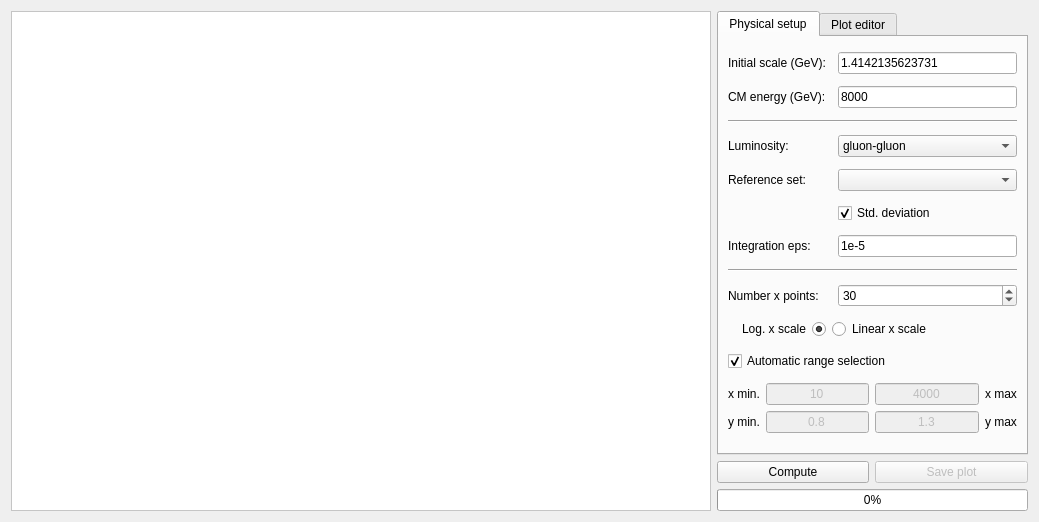
Above: apfelGUI/forms/plotlumi.ui from scarrazza/apfel before the change. Below: the same form after it.
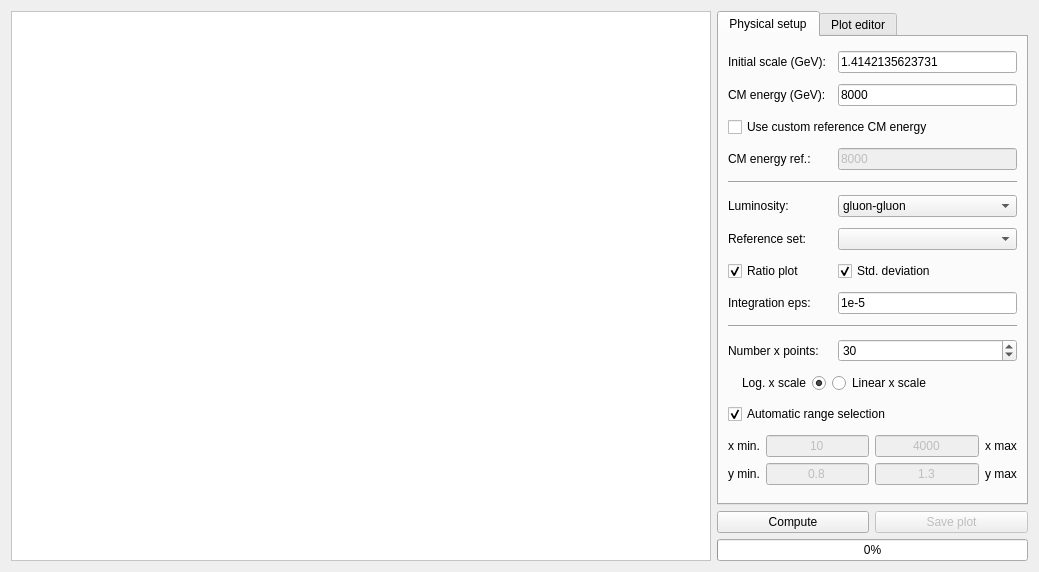
That is the form after the change. Icons and pictures are not drawn.

Commit message: updating luminosity plot

```diff
--- a/apfelGUI/forms/plotlumi.ui
+++ b/apfelGUI/forms/plotlumi.ui
@@ -7,7 +7,7 @@
     <x>0</x>
     <y>0</y>
     <width>1039</width>
-    <height>518</height>
+    <height>572</height>
    </rect>
   </property>
   <property name="windowTitle">
@@ -44,7 +44,7 @@
        <string>Physical setup</string>
       </attribute>
       <layout class="QGridLayout" name="gridLayout_3">
-       <item row="2" column="0" colspan="3">
+       <item row="4" column="0" colspan="3">
         <widget class="Line" name="line">
          <property name="orientation">
           <enum>Qt::Horizontal</enum>
@@ -58,7 +58,7 @@
          </property>
         </widget>
        </item>
-       <item row="3" column="2">
+       <item row="5" column="2">
         <widget class="QComboBox" name="PDFflavor">
          <property name="currentIndex">
           <number>0</number>
@@ -115,27 +115,41 @@
          </item>
         </widget>
        </item>
-       <item row="7" column="2">
+       <item row="9" column="2">
         <widget class="QLineEdit" name="integration">
          <property name="text">
           <string>1e-5</string>
          </property>
         </widget>
        </item>
-       <item row="8" column="0" colspan="3">
+       <item row="10" column="0" colspan="3">
         <widget class="Line" name="line_2">
          <property name="orientation">
           <enum>Qt::Horizontal</enum>
          </property>
         </widget>
        </item>
-       <item row="7" column="0">
+       <item row="5" column="0">
+        <widget class="QLabel" name="label_3">
+         <property name="text">
+          <string>Luminosity:</string>
+         </property>
+        </widget>
+       </item>
+       <item row="9" column="0">
         <widget class="QLabel" name="label_13">
          <property name="text">
           <string>Integration eps:</string>
          </property>
         </widget>
        </item>
+       <item row="6" column="0">
+        <widget class="QLabel" name="label_4">
+         <property name="text">
+          <string>Reference set:</string>
+         </property>
+        </widget>
+       </item>
        <item row="0" column="2">
         <widget class="QLineEdit" name="Qi">
          <property name="text">
@@ -143,21 +157,7 @@
          </property>
         </widget>
        </item>
-       <item row="3" column="0">
-        <widget class="QLabel" name="label_3">
-         <property name="text">
-          <string>Luminosity:</string>
-         </property>
-        </widget>
-       </item>
-       <item row="4" column="0">
-        <widget class="QLabel" name="label_4">
-         <property name="text">
-          <string>Reference set:</string>
-         </property>
-        </widget>
-       </item>
-       <item row="9" column="2">
+       <item row="11" column="2">
         <widget class="QSpinBox" name="xpoints">
          <property name="minimum">
           <number>1</number>
@@ -170,7 +170,14 @@
          </property>
         </widget>
        </item>
-       <item row="11" column="0" colspan="3">
+       <item row="11" column="0" colspan="2">
+        <widget class="QLabel" name="label_9">
+         <property name="text">
+          <string>Number x points:</string>
+         </property>
+        </widget>
+       </item>
+       <item row="13" column="0" colspan="3">
         <widget class="QCheckBox" name="automaticrange">
          <property name="layoutDirection">
           <enum>Qt::LeftToRight</enum>
@@ -183,7 +190,7 @@
          </property>
         </widget>
        </item>
-       <item row="12" column="0" colspan="3">
+       <item row="14" column="0" colspan="3">
         <layout class="QGridLayout" name="gridLayout_2">
          <item row="0" column="0">
           <widget class="QLabel" name="label_5">
@@ -267,23 +274,6 @@
          </item>
         </layout>
        </item>
-       <item row="9" column="0" colspan="2">
-        <widget class="QLabel" name="label_9">
-         <property name="text">
-          <string>Number x points:</string>
-         </property>
-        </widget>
-       </item>
-       <item row="6" column="2">
-        <widget class="QCheckBox" name="stddev">
-         <property name="text">
-          <string>Std. deviation</string>
-         </property>
-         <property name="checked">
-          <bool>true</bool>
-         </property>
-        </widget>
-       </item>
        <item row="0" column="0" colspan="2">
         <widget class="QLabel" name="label">
          <property name="text">
@@ -291,6 +281,19 @@
          </property>
         </widget>
        </item>
+       <item row="8" column="2">
+        <widget class="QCheckBox" name="stddev">
+         <property name="text">
+          <string>Std. deviation</string>
+         </property>
+         <property name="checked">
+          <bool>true</bool>
+         </property>
+        </widget>
+       </item>
+       <item row="6" column="2">
+        <widget class="QComboBox" name="referenceSet"/>
+       </item>
        <item row="1" column="0">
         <widget class="QLabel" name="label_14">
          <property name="text">
@@ -298,10 +301,7 @@
          </property>
         </widget>
        </item>
-       <item row="4" column="2">
-        <widget class="QComboBox" name="referenceSet"/>
-       </item>
-       <item row="10" column="1" colspan="2">
+       <item row="12" column="1" colspan="2">
         <widget class="QRadioButton" name="lin">
          <property name="layoutDirection">
           <enum>Qt::LeftToRight</enum>
@@ -311,7 +311,7 @@
          </property>
         </widget>
        </item>
-       <item row="10" column="0">
+       <item row="12" column="0">
         <widget class="QRadioButton" name="log">
          <property name="layoutDirection">
           <enum>Qt::RightToLeft</enum>
@@ -324,6 +324,40 @@
          </property>
         </widget>
        </item>
+       <item row="3" column="2">
+        <widget class="QLineEdit" name="cmenergyref">
+         <property name="enabled">
+          <bool>false</bool>
+         </property>
+         <property name="text">
+          <string>8000</string>
+         </property>
+        </widget>
+       </item>
+       <item row="3" column="0">
+        <widget class="QLabel" name="label_2">
+         <property name="text">
+          <string>CM energy ref.:</string>
+         </property>
+        </widget>
+       </item>
+       <item row="2" column="0" colspan="3">
+        <widget class="QCheckBox" name="customcm">
+         <property name="text">
+          <string>Use custom reference CM energy</string>
+         </property>
+        </widget>
+       </item>
+       <item row="8" column="0">
+        <widget class="QCheckBox" name="ratio">
+         <property name="text">
+          <string>Ratio plot</string>
+         </property>
+         <property name="checked">
+          <bool>true</bool>
+         </property>
+        </widget>
+       </item>
       </layout>
      </widget>
      <widget class="QWidget" name="tab_2">
```
The commit also changes 2 other files.
